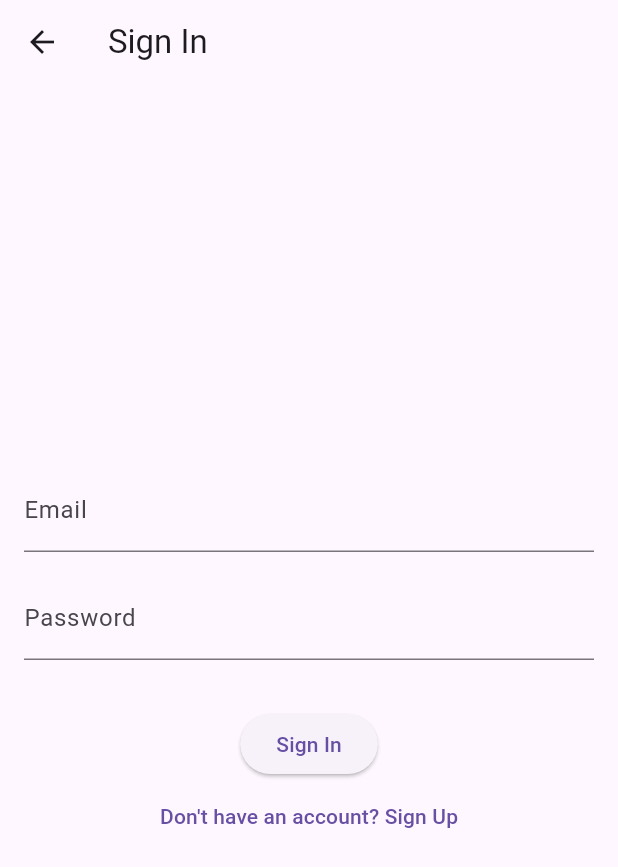
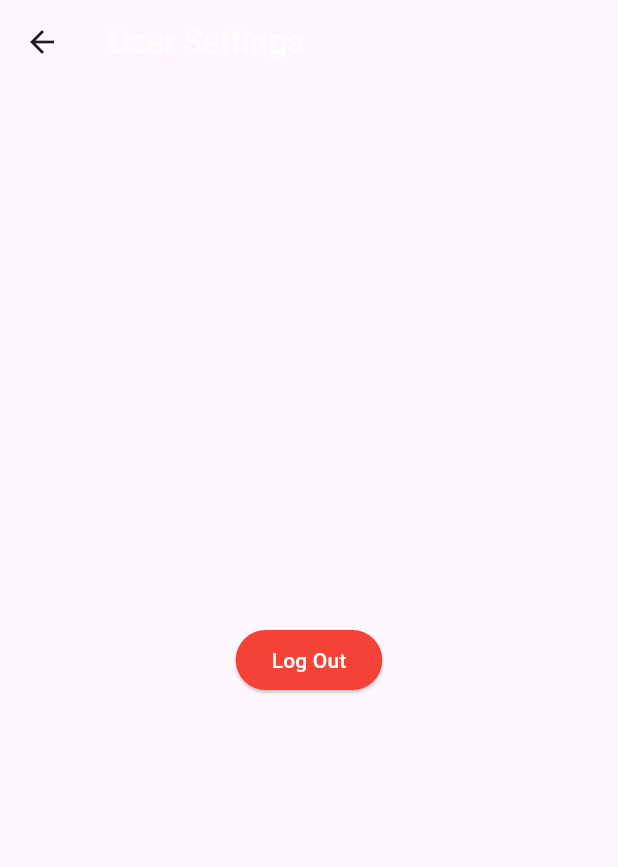
Before and after one commit to Tomajto/archa, a Flutter app: the screen it shows after launch, after a tap on the "person" icon, on a phone screen of 412 x 824 dp. Shown: the top 867 px of the screen. Run offline on Flutter 3.47's test engine with Material 3 defaults, Android fonts, the phone set to English and light mode, and no system bars.

Commit message:
vylepsena auth trochu rozbita

```diff
--- a/lib/main.dart
+++ b/lib/main.dart
@@ -1,5 +1,5 @@
-import 'package:flutter/material.dart';
-import 'screens/main_screen.dart';
+import 'package:archa/screens/user_settings_screen.dart';
+import 'package:flutter/material.dart';  // Removed the duplicate import
 
 void main() {
   runApp(MyApp());
@@ -9,11 +9,44 @@
   @override
   Widget build(BuildContext context) {
     return MaterialApp(
-      title: 'Flutter Main Screen',
+      title: 'Main Screen App',
       theme: ThemeData(
         primarySwatch: Colors.blue,
       ),
-      home: MainScreen(),  // MainScreen is the starting screen of the app
+      home: const MainScreen(),
     );
   }
 }
+
+class MainScreen extends StatelessWidget {
+  const MainScreen({super.key});
+
+  @override
+  Widget build(BuildContext context) {
+    return Scaffold(
+      appBar: AppBar(
+        title: const Text('Main Screen'),
+        actions: [
+          IconButton(
+            icon: const CircleAvatar(
+              backgroundColor: Colors.white,
+              child: Icon(Icons.person, color: Colors.blue),
+            ),
+            onPressed: () {
+              Navigator.push(
+                context,
+                MaterialPageRoute(builder: (context) => const UserSettingsScreen()),
+              );
+            },
+          )
+        ],
+      ),
+      body: const Center(
+        child: Text(
+          'Welcome to the Main Screen!',
+          style: TextStyle(fontSize: 24, color: Colors.white),
+        ),
+      ),
+    );
+  }
+}
--- a/lib/screens/auth_screen.dart
+++ /dev/null
@@ -1,63 +0,0 @@
-import 'package:flutter/material.dart';
-
-class AuthScreen extends StatefulWidget {
-  @override
-  _AuthScreenState createState() => _AuthScreenState();
-}
-
-class _AuthScreenState extends State<AuthScreen> {
-  bool isSignIn = true;
-  final _emailController = TextEditingController();
-  final _passwordController = TextEditingController();
-
-  @override
-  Widget build(BuildContext context) {
-    return Scaffold(
-      appBar: AppBar(
-        title: Text(isSignIn ? 'Sign In' : 'Sign Up'),
-      ),
-      body: Padding(
-        padding: const EdgeInsets.all(16.0),
-        child: Column(
-          mainAxisAlignment: MainAxisAlignment.center,
-          children: [
-            TextFormField(
-              controller: _emailController,
-              decoration: InputDecoration(labelText: 'Email'),
-              keyboardType: TextInputType.emailAddress,
-            ),
-            SizedBox(height: 16.0),
-            TextFormField(
-              controller: _passwordController,
-              decoration: InputDecoration(labelText: 'Password'),
-              obscureText: true,
-            ),
-            SizedBox(height: 32.0),
-            ElevatedButton(
-              onPressed: () {
-                // Handle authentication logic here
-                String email = _emailController.text;
-                String password = _passwordController.text;
-
-                print(isSignIn
-                    ? 'Signing in with Email: $email and Password: $password'
-                    : 'Signing up with Email: $email and Password: $password');
-              },
-              child: Text(isSignIn ? 'Sign In' : 'Sign Up'),
-            ),
-            TextButton(
-              onPressed: () {
-                setState(() {
-                  isSignIn = !isSignIn;
-                });
-              },
-              child: Text(
-                isSignIn ? 'Don\'t have an account? Sign Up' : 'Already have an account? Sign In',
-              ),
-            ),
-          ],
-        ),
-      ),
-    );
-  }
-}
--- a/lib/screens/main_screen.dart
+++ b/lib/screens/main_screen.dart
@@ -1,30 +1,30 @@
 import 'package:flutter/material.dart';
-import 'auth_screen.dart';  // Import the AuthScreen for navigation
 
 class MainScreen extends StatelessWidget {
+  const MainScreen({super.key});
+
   @override
   Widget build(BuildContext context) {
     return Scaffold(
       appBar: AppBar(
-        title: Text('Main Screen'),
+        title: const Text('Main Screen'),
         actions: [
           IconButton(
-            icon: CircleAvatar(
+            icon: const CircleAvatar(
               backgroundColor: Colors.white,
               child: Icon(Icons.person, color: Colors.blue),
             ),
             onPressed: () {
-              // Navigate to Sign Up / Sign In screen
-              Navigator.push(
-                context,
-                MaterialPageRoute(builder: (context) => AuthScreen()),
-              );
+              // Optional action to navigate to profile or logout
             },
           )
         ],
       ),
-      body: Center(
-        child: Text('Welcome to the Main Screen'),
+      body: const Center(
+        child: Text(
+          'Welcome to the Main Screen!',
+          style: TextStyle(fontSize: 24),
+        ),
       ),
     );
   }
--- /dev/null
+++ b/lib/screens/user_settings_screen.dart
@@ -0,0 +1,29 @@
+import 'package:flutter/material.dart';
+import 'register_screen.dart';
+
+class UserSettingsScreen extends StatelessWidget {
+  const UserSettingsScreen({super.key});
+
+  @override
+  Widget build(BuildContext context) {
+    return Scaffold(
+      appBar: AppBar(
+        title: const Text('User Settings', style: TextStyle(color: Colors.white)),  // Ensure the title is white
+      ),
+      body: Center(
+        child: ElevatedButton(
+          style: ElevatedButton.styleFrom(
+            backgroundColor: Colors.red,  // Log out button in red for visibility
+          ),
+          onPressed: () {
+            Navigator.pushReplacement(
+              context,
+              MaterialPageRoute(builder: (context) => const RegisterScreen()),
+            );
+          },
+          child: const Text('Log Out', style: TextStyle(color: Colors.white)),
+        ),
+      ),
+    );
+  }
+}
```
Also changed, not shown: lib/screens/forgot_password_screen.dart (added, +45 -0 lines), lib/screens/login_screen.dart (added, +90 -0 lines), lib/screens/register_screen.dart (added, +74 -0 lines), pubspec.yaml (+8 -67 lines), assets/apple_icon.png (added), assets/google_icon.png (added), 1 other file.
